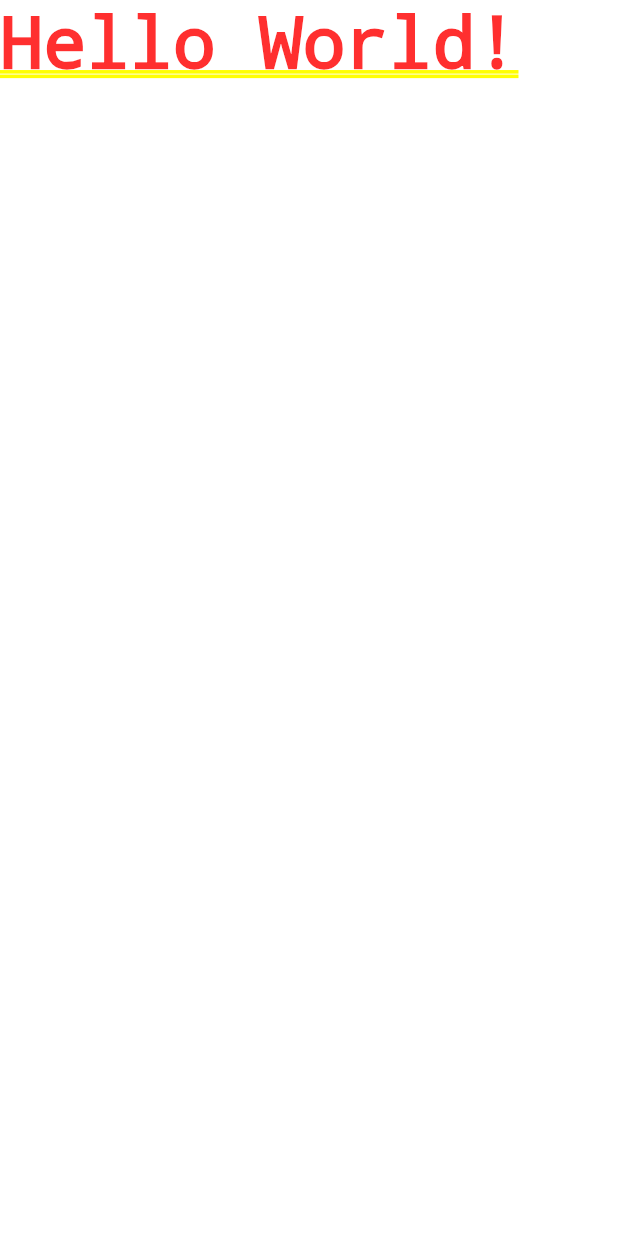
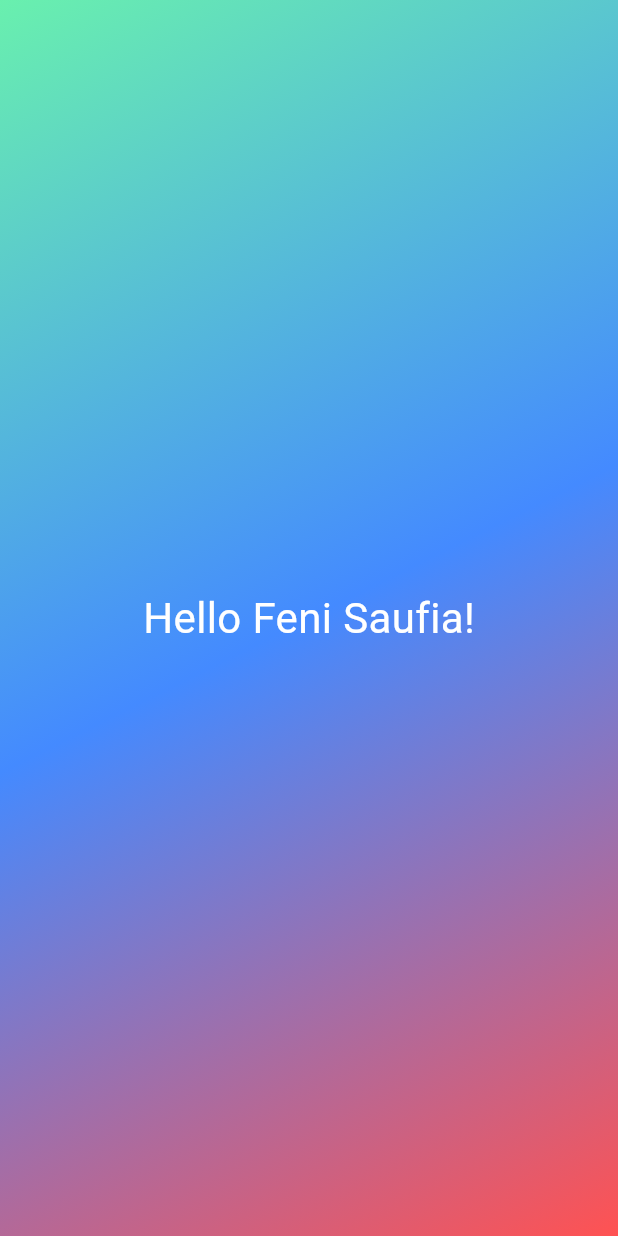
Before and after one commit to Haldiant/roll_dice_app, a Flutter app: the screen it shows after launch, on a phone screen of 412 x 824 dp. Run offline on Flutter 3.47's test engine with Material 3 defaults, Android fonts, the phone set to English and light mode, and no system bars.

Commit message:
Add GradientContainer and StyledText widgets; update main app structure and dependencies

```diff
--- /dev/null
+++ b/lib/gradient_container.dart
@@ -0,0 +1,20 @@
+import 'package:flutter/material.dart';
+import 'package:roll_dice_app/styled_text.dart';
+
+class GradientContainer extends StatelessWidget {
+  const GradientContainer({super.key});
+
+  @override
+  Widget build(context) {
+    return Container(
+      decoration: BoxDecoration(
+        gradient: LinearGradient(
+          begin: Alignment.topLeft,
+          end: Alignment.bottomRight,
+          colors: [Colors.greenAccent, Colors.blueAccent, Colors.redAccent],
+        ),
+      ),
+      child: Center(child: StyledText()),
+    );
+  }
+}
--- a/lib/main.dart
+++ b/lib/main.dart
@@ -1,5 +1,6 @@
 import 'package:flutter/material.dart';
+import 'package:roll_dice_app/gradient_container.dart';
 
 void main() {
-  runApp(MaterialApp(home: Text('Hello World!')));
+  runApp(MaterialApp(home: Scaffold(body: GradientContainer())));
 }
--- /dev/null
+++ b/lib/styled_text.dart
@@ -0,0 +1,13 @@
+import 'package:flutter/material.dart';
+
+class StyledText extends StatelessWidget {
+  const StyledText({super.key});
+
+  @override
+  Widget build(context) {
+    return Text(
+      'Hello Feni Saufia!',
+      style: TextStyle(fontSize: 28, color: Colors.white),
+    );
+  }
+}
--- a/pubspec.yaml
+++ b/pubspec.yaml
@@ -34,6 +34,7 @@ dependencies:
   # The following adds the Cupertino Icons font to your application.
   # Use with the CupertinoIcons class for iOS style icons.
   cupertino_icons: ^1.0.8
+  my_app: ^1.0.0
 
 dev_dependencies:
   flutter_test:
```
Also changed, not shown: pubspec.lock, 1 other file.
